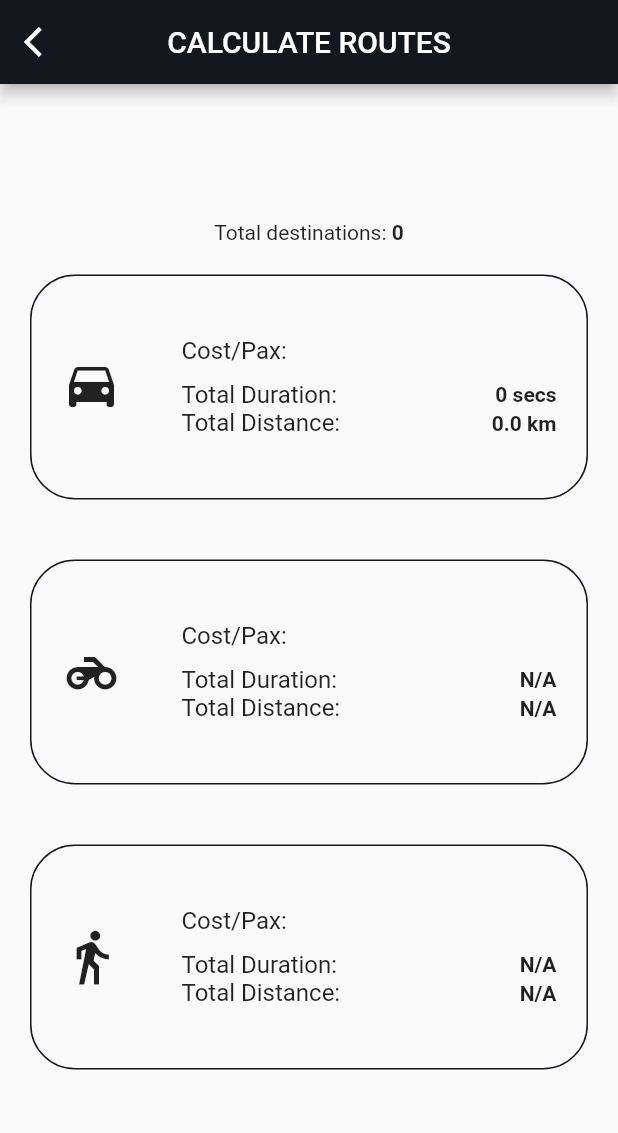
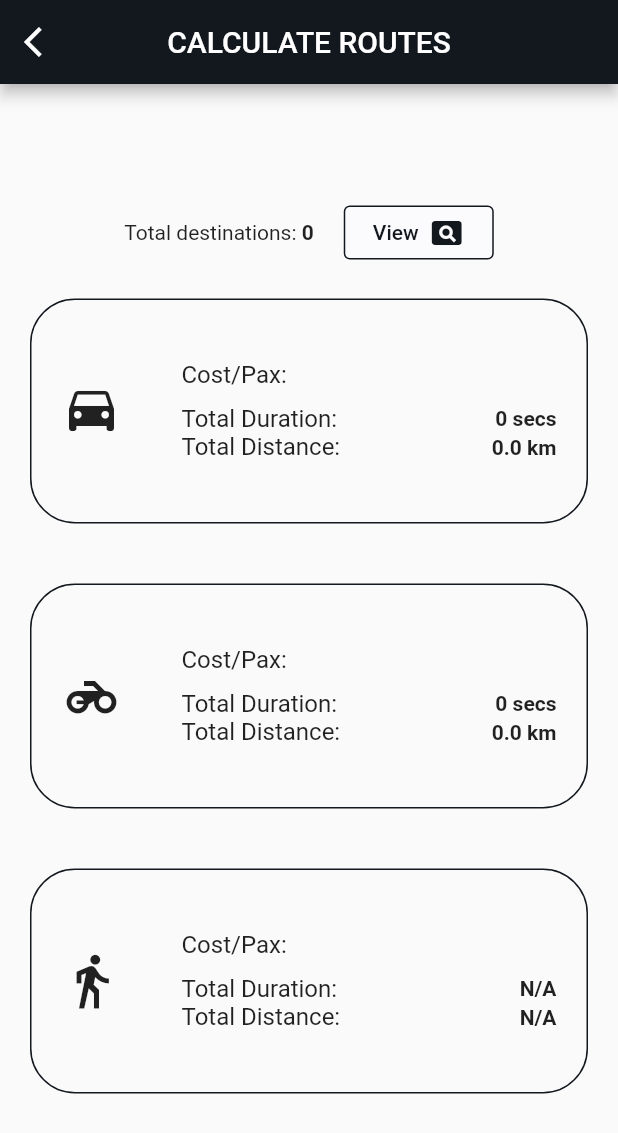
Before and after one commit to syafiqfadli/travel_ease_app, a Flutter app: the CalculatePage screen opened directly, on a phone screen of 412 x 824 dp. Shown: the top 1133 px of the screen. Run offline on Flutter 3.47's test engine with Material 2 defaults, Android fonts, the phone set to English and light mode, and no system bars; drawn by our look-alikes of auto_size_text; our stand-ins replace bloc, dartz, equatable, flutter_bloc, flutter_dotenv, geolocator and 4 more; missing offline and left inert: google_map_polyline_new; accounts and stored records are empty; network calls fail.

Commit message:
Added can view place with price

```diff
--- a/lib/src/features/app/app_injector.dart
+++ b/lib/src/features/app/app_injector.dart
@@ -9,6 +9,7 @@ import 'package:travel_ease_app/src/features/app/features/map/data/datasources/m
 import 'package:travel_ease_app/src/features/app/features/map/domain/repositories/map_repo.dart';
 import 'package:travel_ease_app/src/features/app/features/map/presentation/bloc/calculate_route_cubit.dart';
 import 'package:travel_ease_app/src/features/app/features/map/presentation/bloc/marker_list_cubit.dart';
+import 'package:travel_ease_app/src/features/app/features/map/presentation/bloc/place_prices_cubit.dart';
 import 'package:travel_ease_app/src/features/app/features/map/presentation/bloc/polyline_list_cubit.dart';
 import 'package:travel_ease_app/src/features/app/features/map/presentation/bloc/route_cubit.dart';
 import 'package:travel_ease_app/src/features/app/features/map/presentation/bloc/search_places_cubit.dart';
@@ -118,6 +119,11 @@ void appInit() {
     () => CalculateRouteCubit(
       appRepo: appInjector(),
       showRouteCubit: appInjector(),
+      placePricesCubit: appInjector(),
     ),
   );
+
+  appInjector.registerLazySingleton<PlacePricesCubit>(
+    () => PlacePricesCubit(),
+  );
 }
--- a/lib/src/features/app/features/map/presentation/bloc/calculate_route_cubit.dart
+++ b/lib/src/features/app/features/map/presentation/bloc/calculate_route_cubit.dart
@@ -4,6 +4,7 @@ import 'package:travel_ease_app/src/features/app/core/domain/entities/place/dire
 import 'package:travel_ease_app/src/features/app/core/domain/entities/place/place_entity.dart';
 import 'package:travel_ease_app/src/features/app/core/domain/entities/place/price_entity.dart';
 import 'package:travel_ease_app/src/features/app/core/domain/repositories/app_repo.dart';
+import 'package:travel_ease_app/src/features/app/features/map/presentation/bloc/place_prices_cubit.dart';
 import 'package:travel_ease_app/src/features/app/features/map/presentation/bloc/show_route_cubit.dart';
 
 part 'calculate_route_state.dart';
@@ -11,10 +12,12 @@ part 'calculate_route_state.dart';
 class CalculateRouteCubit extends Cubit<CalculateRouteState> {
   final AppRepo appRepo;
   final ShowRouteCubit showRouteCubit;
+  final PlacePricesCubit placePricesCubit;
 
   CalculateRouteCubit({
     required this.appRepo,
     required this.showRouteCubit,
+    required this.placePricesCubit,
   }) : super(CalculateRouteInitial());
 
   void calculateRoute() async {
@@ -41,6 +44,10 @@ class CalculateRouteCubit extends Cubit<CalculateRouteState> {
       for (var element in placeList) {
         _calculateCost(cost, element.prices);
       }
+
+      placePricesCubit.getPlacePrices(placeList);
+    } else {
+      placePricesCubit.getPlacePrices(cachePlaces);
     }
 
     // Calculate direction
--- /dev/null
+++ b/lib/src/features/app/features/map/presentation/bloc/place_prices_cubit.dart
@@ -0,0 +1,10 @@
+import 'package:bloc/bloc.dart';
+import 'package:travel_ease_app/src/features/app/core/domain/entities/place/place_entity.dart';
+
+class PlacePricesCubit extends Cubit<List<PlaceEntity>> {
+  PlacePricesCubit() : super([]);
+
+  void getPlacePrices(List<PlaceEntity> place) async {
+    emit(place);
+  }
+}
--- a/lib/src/features/app/features/map/presentation/pages/calculate_page.dart
+++ b/lib/src/features/app/features/map/presentation/pages/calculate_page.dart
@@ -1,10 +1,12 @@
 import 'package:flutter/material.dart';
 import 'package:flutter_bloc/flutter_bloc.dart';
 import 'package:travel_ease_app/src/core/utils/constants.dart';
+import 'package:travel_ease_app/src/core/utils/services.dart';
 import 'package:travel_ease_app/src/features/app/app_injector.dart';
 import 'package:travel_ease_app/src/features/app/core/domain/entities/place/direction_entity.dart';
 import 'package:travel_ease_app/src/features/app/core/presentation/widgets/loading_status.dart';
 import 'package:travel_ease_app/src/features/app/features/map/presentation/bloc/calculate_route_cubit.dart';
+import 'package:travel_ease_app/src/features/app/features/map/presentation/bloc/place_prices_cubit.dart';
 import 'package:travel_ease_app/src/features/app/features/map/presentation/bloc/show_route_cubit.dart';
 import 'package:travel_ease_app/src/features/app/features/map/presentation/widgets/calculate_result_card.dart';
 
@@ -19,6 +21,7 @@ class _CalculatePageState extends State<CalculatePage> {
   final CalculateRouteCubit calculateRouteCubit =
       appInjector<CalculateRouteCubit>();
   final ShowRouteCubit showRouteCubit = appInjector<ShowRouteCubit>();
+  final PlacePricesCubit placePricesCubit = appInjector<PlacePricesCubit>();
 
   @override
   void initState() {
@@ -38,6 +41,7 @@ class _CalculatePageState extends State<CalculatePage> {
       providers: [
         BlocProvider.value(value: calculateRouteCubit),
         BlocProvider.value(value: showRouteCubit),
+        BlocProvider.value(value: placePricesCubit),
       ],
       child: Scaffold(
         appBar: AppBar(
@@ -63,6 +67,8 @@ class _CalculatePageState extends State<CalculatePage> {
               final int destination = showRouteCubit.state.length;
 
               return Center(
+                child: Padding(
+                  padding: const EdgeInsets.all(20),
                   child: Column(
                     mainAxisAlignment: MainAxisAlignment.center,
                     children: [
@@ -77,6 +83,21 @@ class _CalculatePageState extends State<CalculatePage> {
                             style: const TextStyle(
                               fontWeight: FontWeight.bold,
                             ),
+                          ),
+                          const SizedBox(width: 20),
+                          ElevatedButton(
+                            onPressed: _showPlannedDestinations,
+                            style: ElevatedButton.styleFrom(
+                              elevation: 0,
+                              fixedSize: const Size(100, 20),
+                              foregroundColor: PrimaryColor.navyBlack,
+                              backgroundColor: PrimaryColor.backgroundGrey,
+                              side: BorderSide(color: PrimaryColor.navyBlack),
+                            ),
+                            child: const Row(
+                              mainAxisAlignment: MainAxisAlignment.spaceAround,
+                              children: [Text("View"), Icon(Icons.pageview)],
+                            ),
                           )
                         ],
                       ),
@@ -88,12 +109,14 @@ class _CalculatePageState extends State<CalculatePage> {
                       CalculateResultCard(
                         mode: 'motor',
                         cost: cost,
+                        direction: direction,
                       ),
                       CalculateResultCard(
                         mode: 'walk',
                         cost: cost,
                       ),
                     ],
+                  ),
                 ),
               );
             }
@@ -104,4 +127,11 @@ class _CalculatePageState extends State<CalculatePage> {
       ),
     );
   }
+
+  void _showPlannedDestinations() {
+    DialogService.showPlacesPrice(
+      context: context,
+      places: placePricesCubit.state,
+    );
   }
+}
--- a/lib/src/features/app/features/map/presentation/pages/map_page.dart
+++ b/lib/src/features/app/features/map/presentation/pages/map_page.dart
@@ -38,12 +38,6 @@ class _MapPageState extends State<MapPage> {
     target: LatLng(2.1926, 102.2505),
     zoom: 14.45,
   );
-
-  @override
-  void initState() {
-    super.initState();
-    markerListCubit.getMarkerList();
-  }
 
   @override
   void dispose() {
--- a/lib/src/features/app/features/map/presentation/widgets/calculate_result_card.dart
+++ b/lib/src/features/app/features/map/presentation/widgets/calculate_result_card.dart
@@ -3,7 +3,7 @@ import 'package:flutter/material.dart';
 import 'package:travel_ease_app/src/core/utils/constants.dart';
 import 'package:travel_ease_app/src/core/utils/helpers.dart';
 import 'package:travel_ease_app/src/features/app/core/domain/entities/place/direction_entity.dart';
-import 'package:travel_ease_app/src/features/app/core/presentation/widgets/column_builder.dart';
+import 'package:travel_ease_app/src/core/app/presentation/widgets/column_builder.dart';
 
 class CalculateResultCard extends StatelessWidget {
   final String mode;
@@ -20,7 +20,7 @@ class CalculateResultCard extends StatelessWidget {
   @override
   Widget build(BuildContext context) {
     return Padding(
-      padding: const EdgeInsets.all(20),
+      padding: const EdgeInsets.symmetric(vertical: 20),
       child: Container(
         height: 150,
         decoration: BoxDecoration(
--- a/lib/src/features/app/features/near_me/presentation/widgets/has_details.dart
+++ b/lib/src/features/app/features/near_me/presentation/widgets/has_details.dart
@@ -2,7 +2,7 @@ import 'package:auto_size_text/auto_size_text.dart';
 import 'package:flutter/material.dart';
 import 'package:travel_ease_app/src/core/utils/constants.dart';
 import 'package:travel_ease_app/src/features/app/core/domain/entities/place/place_entity.dart';
-import 'package:travel_ease_app/src/features/app/core/presentation/widgets/column_builder.dart';
+import 'package:travel_ease_app/src/core/app/presentation/widgets/column_builder.dart';
 
 class HasDetails extends StatelessWidget {
   final PlaceEntity place;
```
Also changed, not shown: lib/main.dart (+4 -3 lines), lib/src/core/utils/services.dart (+52 -47 lines), lib/src/features/app/features/map/presentation/widgets/map_widget.dart (+17 -5 lines), lib/src/core/app/presentation/widgets/column_builder.dart (renamed from lib/src/features/app/core/presentation/widgets/column_builder.dart). Lines whose indentation alone changed are shown as unchanged.
